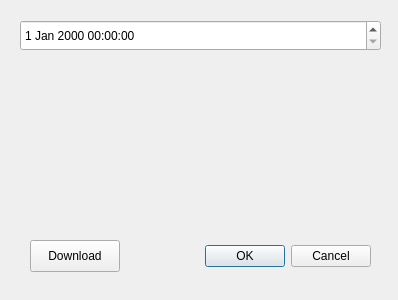
Before: the Qt Designer form current_location_dialog_base.ui in Collinslenjo/Current-Location-Test, drawn with Qt 5.
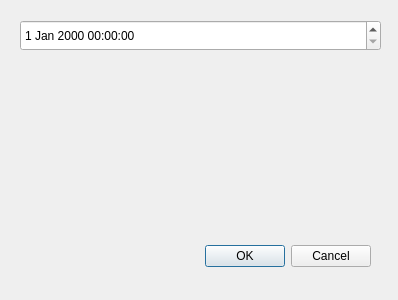
After: the same form once the commit is applied.

```diff
--- a/current_location_dialog_base.ui
+++ b/current_location_dialog_base.ui
@@ -29,19 +29,6 @@
     <set>QDialogButtonBox::Cancel|QDialogButtonBox::Ok</set>
    </property>
   </widget>
-  <widget class="QPushButton" name="pushButton">
-   <property name="geometry">
-    <rect>
-     <x>30</x>
-     <y>240</y>
-     <width>90</width>
-     <height>32</height>
-    </rect>
-   </property>
-   <property name="text">
-    <string>Download</string>
-   </property>
-  </widget>
   <widget class="QDateTimeEdit" name="dateTimeEdit">
    <property name="geometry">
     <rect>
```
